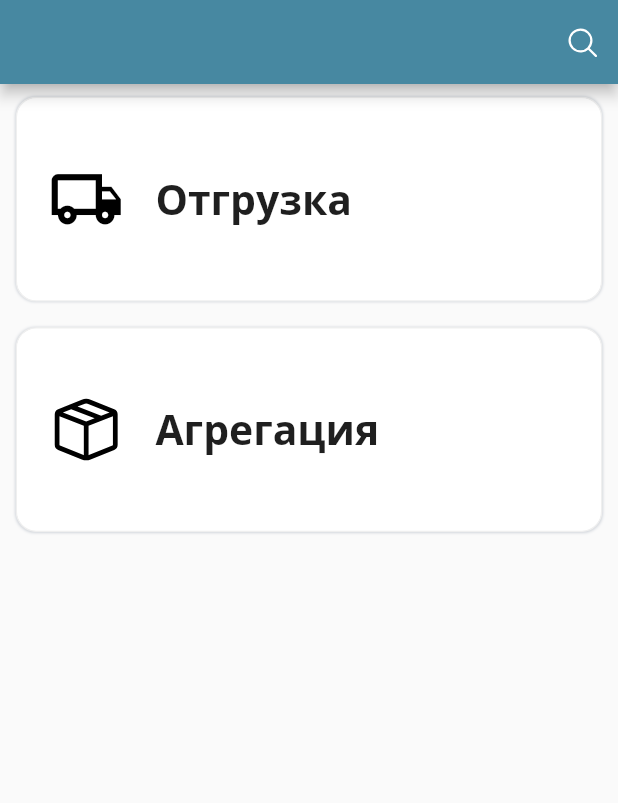
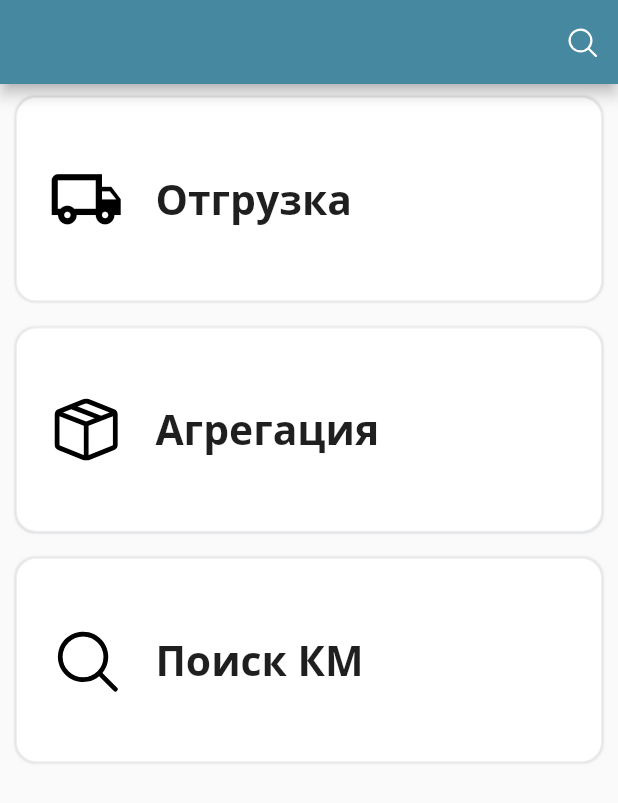
Before and after one commit to zsirojiddinov/ting, a Flutter app: the HomePage screen opened directly, on a phone screen of 412 x 824 dp. Shown: the top 803 px of the screen. Run offline on Flutter 3.47's test engine with Material 3 defaults, Android fonts, the light colour scheme and no system bars; our stand-ins replace audioplayers, dio, equatable, fluentui_system_icons, flutter_bloc, flutter_svg and 6 more; missing offline and left inert: barcode_newland_flutter; accounts and stored records are empty.

Commit message:
home page view search btn

```diff
--- a/lib/ui/home/home_page.dart
+++ b/lib/ui/home/home_page.dart
@@ -60,7 +60,9 @@ class _HomePageState extends State<HomePage> {
                   onPressed: () {
                     bloc.add(SearchEvent());
                   },
-                  icon: Icon(FluentIcons.search_12_regular),
+                  icon: Icon(
+                    FluentIcons.search_12_regular,
+                  ),
                 )
               ],
             ),
@@ -69,8 +71,9 @@ class _HomePageState extends State<HomePage> {
                 children: [
                   invoice(),
                   aggregate(),
+                  search(),
                   Expanded(
-                    flex: 3,
+                    flex: 2,
                     child: Container(),
                   ),
                 ],
@@ -153,4 +156,40 @@ class _HomePageState extends State<HomePage> {
       ),
     );
   }
+
+  search() {
+    return Expanded(
+      flex: 1,
+      child: GestureDetector(
+        onTap: () => bloc.add(SearchEvent()),
+        child: Container(
+          alignment: Alignment.center,
+          width: dimens.screenWidth,
+          decoration: newEditDecoration(dimens),
+          padding: EdgeInsets.symmetric(
+            horizontal: dimens.width20,
+            vertical: dimens.height10,
+          ),
+          margin: EdgeInsets.symmetric(
+            horizontal: dimens.width10,
+            vertical: dimens.height10,
+          ),
+          child: Row(
+            children: [
+              Icon(
+                FluentIcons.search_12_regular,
+                color: MyColor.text_color,
+                size: dimens.iconSize24,
+              ),
+              Gap(dimens.width20),
+              Text(
+                "Поиск КМ",
+                style: textStyle.titleStyle,
+              ),
+            ],
+          ),
+        ),
+      ),
+    );
+  }
 }
```
